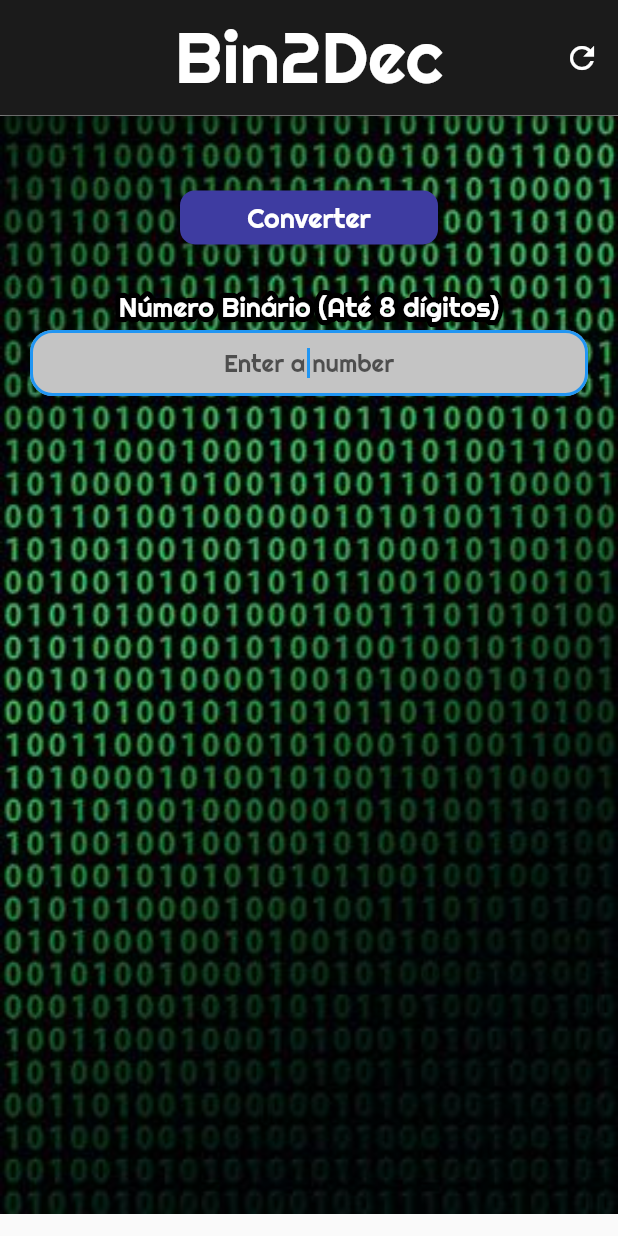
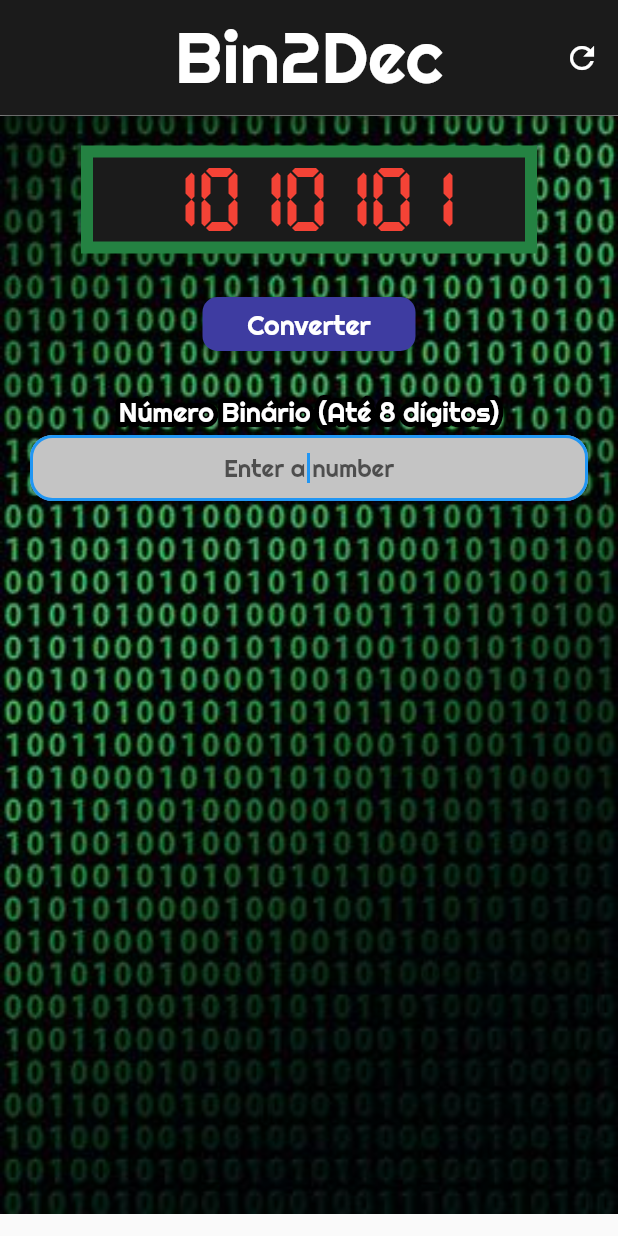
Before and after one commit to EmanuelDms/Bin2Dec, a Flutter app: the screen it shows after launch, after a tap on the "refresh" icon, on a phone screen of 412 x 824 dp. Run offline on Flutter 3.47's test engine with Material 2 defaults, Android fonts, the phone set to English and light mode, and no system bars; drawn by our look-alikes of bordered_text; our stand-ins replace google_fonts.

Commit message:
feat: result field (container) add Digital Digital font styles like figma

```diff
--- a/lib/Home.dart
+++ b/lib/Home.dart
@@ -12,10 +12,13 @@ class Home extends StatefulWidget {
 }
 
 class _HomeState extends State<Home> {
+  // Controllers for handling binary number
+  TextEditingController numberController = TextEditingController();
+
   GlobalKey<FormState> _formKey = GlobalKey<FormState>();
 
   void _resetFields() {
-    print('Refresh Button');
+    setState(() {});
   }
 
   @override
@@ -42,7 +45,7 @@ class _HomeState extends State<Home> {
           child: Stack(
             children: <Widget>[
               Image.asset(
-                "images/wallpaper.jpg",
+                "assets/images/wallpaper.jpg",
                 fit: BoxFit.cover,
                 width: 500.0,
               ),
@@ -51,9 +54,36 @@ class _HomeState extends State<Home> {
                 child: Column(
                   crossAxisAlignment: CrossAxisAlignment.stretch,
                   children: <Widget>[
+                    Center(
+                      child: Container(
+                        width: 304,
+                        height: 72,
+                        child: Column(
+                          mainAxisAlignment: MainAxisAlignment.center,
+                          children: <Widget>[
+                            Text(
+                              "1010101",
+                              textAlign: TextAlign.center,
+                              style: TextStyle(
+                                fontSize: 64,
+                                color: Colors.red,
+                                fontFamily: 'DigitalDisplay',
+                              ),
+                            ),
+                          ],
+                        ),
+                        decoration: BoxDecoration(
+                          color: colorBlack,
+                          border: Border.all(
+                            color: const Color.fromRGBO(36, 130, 66, 1),
+                            width: 8,
+                          ),
+                        ),
+                      ),
+                    ),
                     Container(
-                      margin: EdgeInsets.symmetric(
-                          vertical: 24.0, horizontal: 100.0),
+                      margin:
+                          EdgeInsets.symmetric(vertical: 23, horizontal: 115.0),
                       child: RaisedButton(
                         onPressed: () {},
                         color: colorRaisedButton,
@@ -103,6 +133,14 @@ class _HomeState extends State<Home> {
                             ),
                           ),
                           style: GoogleFonts.righteous(),
+                          // Handling data
+                          controller: numberController,
+                          validator: (value) {
+                            if (value.isEmpty) {
+                              return "Enter a number";
+                            }
+                            return null;
+                          },
                         ),
                       ),
                     ),
```
Also changed, not shown: pubspec.yaml (+6 -3 lines), images/wallpaper.jpg (deleted).
